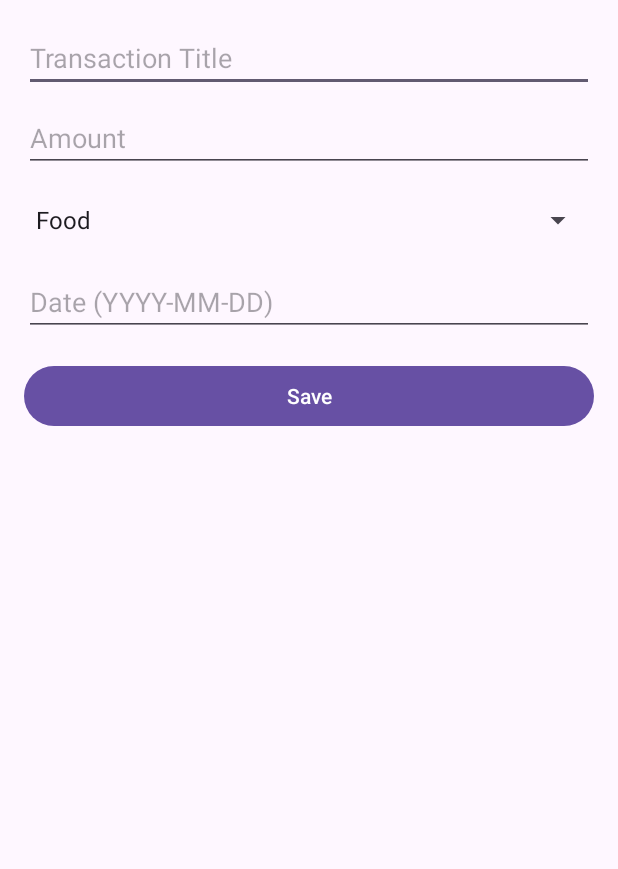
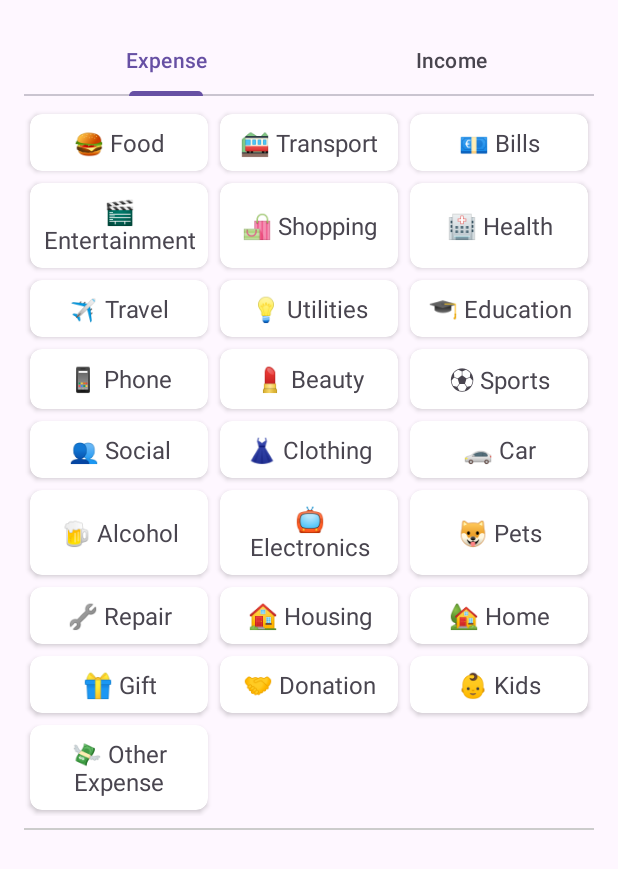
Before and after one commit to NPraveenLiyanage/Centsible, an Android app: the AddTransactionActivity screen opened directly, with no data from a screen before it, on a phone screen of 412 x 824 dp. Shown: the top 869 px of the screen. Run offline under Robolectric (Android 15) with nearby library versions, the phone set to English and light mode, and no system bars.

Commit message:
improve add transaction UI and give it a more user friendly look, and also improve the category analytics page

```diff
--- a/app/build.gradle.kts
+++ b/app/build.gradle.kts
@@ -56,6 +56,8 @@ dependencies {
     implementation (libs.kotlin.android.extensions.runtime)
     implementation(libs.androidx.navigation.fragment.ktx)
     implementation(libs.androidx.navigation.ui.ktx)
+    implementation (libs.mpandroidchart)
+
 
 
 }
--- a/app/src/main/java/com/example/centsible/AddTransactionActivity.kt
+++ b/app/src/main/java/com/example/centsible/AddTransactionActivity.kt
@@ -1,147 +1,146 @@
 package com.example.centsible
 
-import android.app.DatePickerDialog
 import android.content.Context
 import android.os.Bundle
-import android.text.InputType
-import android.widget.Toast
+import android.view.LayoutInflater
+import android.view.View
+import android.view.ViewGroup
+import android.widget.TextView
 import androidx.appcompat.app.AppCompatActivity
+import androidx.recyclerview.widget.GridLayoutManager
+import androidx.recyclerview.widget.RecyclerView
 import com.example.centsible.databinding.ActivityAddTransactionBinding
-import com.google.gson.Gson
-import com.google.gson.reflect.TypeToken
-import java.util.*
 
 class AddTransactionActivity : AppCompatActivity() {
 
     private lateinit var binding: ActivityAddTransactionBinding
-    private val sharedPref by lazy { getSharedPreferences("PersonalFinancePrefs", Context.MODE_PRIVATE) }
-    private val gson = Gson()
-    private val transactionsKey = "transactions"
-    private var isEditMode = false
-    private var editingTransactionId: String? = null
-    private var transactionList: MutableList<Transaction> = mutableListOf()
+    private val sharedPref by lazy {
+        getSharedPreferences("PersonalFinancePrefs", Context.MODE_PRIVATE)
+    }
 
-    // Sample categories – "Salary" is considered income; others represent expense categories.
-    private val categories = arrayOf("Food", "Transport", "Bills", "Entertainment", "Salary", "Other")
+    // Combined Expense Categories (original + new requested ones)
+    private val expenseCategories = listOf(
+        // Previously defined expense categories:
+        CategoryItem("Food", "🍔"),
+        CategoryItem("Transport", "🚞"),
+        CategoryItem("Bills", "💶"),
+        CategoryItem("Entertainment", "🎬"),
+        CategoryItem("Shopping", "🛍️"),
+        CategoryItem("Health", "🏥"),
+        CategoryItem("Travel", "✈️"),
+        CategoryItem("Utilities", "💡"),
+        CategoryItem("Education", "🎓"),
+        // Additional requested expense categories:
+        CategoryItem("Phone", "📱"),
+        CategoryItem("Beauty", "💄"),
+        CategoryItem("Sports", "⚽"),
+        CategoryItem("Social", "👥"),
+        CategoryItem("Clothing", "👗"),
+        CategoryItem("Car", "🚗"),
+        CategoryItem("Alcohol", "🍺"),
+        CategoryItem("Electronics", "📺"),
+        CategoryItem("Pets", "🐶"),
+        CategoryItem("Repair", "🔧"),
+        CategoryItem("Housing", "🏠"),
+        CategoryItem("Home", "🏡"),
+        CategoryItem("Gift", "🎁"),
+        CategoryItem("Donation", "🤝"),
+        CategoryItem("Kids", "👶"),
+        CategoryItem("Other Expense", "💸")
+    )
+
+    // Already defined income categories remain intact.
+    private val incomeCategories = listOf(
+        CategoryItem("Salary", "💰"),
+        CategoryItem("Business", "🏢"),
+        CategoryItem("Investments", "💵"),
+        CategoryItem("Freelance", "💻"),
+        CategoryItem("Rental Income", "🏠"),
+        CategoryItem("Interest", "💲"),
+        CategoryItem("Dividends", "💳"),
+        CategoryItem("Other Income", "🎁")
+    )
+
+    // Flag indicating whether the current tab is Income (true) or Expense (false)
+    private var isIncomeSelected: Boolean = false
 
     override fun onCreate(savedInstanceState: Bundle?) {
         super.onCreate(savedInstanceState)
         binding = ActivityAddTransactionBinding.inflate(layoutInflater)
         setContentView(binding.root)
 
-        // Determine if we are in edit mode.
-        isEditMode = intent.getBooleanExtra("edit", false)
-        editingTransactionId = intent.getStringExtra("transactionId")
-        loadTransactions()
+        // (Optional) Hide any inline form if it exists—in our new design we rely on the Bottom Sheet.
+        binding.formLayout.visibility = View.GONE
 
-        // Setup the category spinner.
-        binding.spinnerCategory.adapter = android.widget.ArrayAdapter(
-            this, android.R.layout.simple_spinner_dropdown_item, categories
-        )
+        // Configure the TabLayout with two tabs: Expense and Income.
+        binding.tabLayout.addTab(binding.tabLayout.newTab().setText("Expense"))
+        binding.tabLayout.addTab(binding.tabLayout.newTab().setText("Income"))
 
-        // If editing an existing transaction, populate the fields with its data.
-        if (isEditMode && editingTransactionId != null) {
-            val transaction = transactionList.find { it.id == editingTransactionId }
-            transaction?.let {
-                binding.etTitle.setText(it.title)
-                binding.etAmount.setText(it.amount.toString())
-                val index = categories.indexOf(it.category)
-                if (index >= 0) binding.spinnerCategory.setSelection(index)
-                binding.etDate.setText(it.date)
+        // Setup RecyclerView using a GridLayoutManager (3 columns) for category selection.
+        binding.rvCategories.layoutManager = GridLayoutManager(this, 3)
+        // Initially load expense categories.
+        loadCategories(expenseCategories)
+        isIncomeSelected = false
+
+        // Listen for tab selection changes.
+        binding.tabLayout.addOnTabSelectedListener(object :
+            com.google.android.material.tabs.TabLayout.OnTabSelectedListener {
+            override fun onTabSelected(tab: com.google.android.material.tabs.TabLayout.Tab?) {
+                if (tab != null) {
+                    when (tab.position) {
+                        0 -> { // Expense tab
+                            loadCategories(expenseCategories)
+                            isIncomeSelected = false
+                        }
+                        1 -> { // Income tab
+                            loadCategories(incomeCategories)
+                            isIncomeSelected = true
+                        }
+                    }
+                    // (Optional) No inline form to clear since all details are now entered in a Bottom Sheet.
+                }
             }
+            override fun onTabUnselected(tab: com.google.android.material.tabs.TabLayout.Tab?) {}
+            override fun onTabReselected(tab: com.google.android.material.tabs.TabLayout.Tab?) {}
+        })
+    }
+
+    // Instead of revealing a long scrollable form, we launch a Bottom Sheet dialog for transaction details.
+    private fun loadCategories(categories: List<CategoryItem>) {
+        val adapter = CategoryAdapter(categories) { category ->
+            // When a category is selected, create and show the Bottom Sheet.
+            val bottomSheet = TransactionDetailBottomSheet.newInstance(category, isIncomeSelected)
+            bottomSheet.onTransactionSaved = {
+                // Optionally perform actions (e.g., refresh data or finish the activity).
+                finish()
+            }
+            bottomSheet.show(supportFragmentManager, "TransactionDetailBottomSheet")
+        }
+        binding.rvCategories.adapter = adapter
+    }
+
+    // RecyclerView Adapter for displaying category items.
+    inner class CategoryAdapter(
+        private val categories: List<CategoryItem>,
+        private val onItemClick: (CategoryItem) -> Unit
+    ) : RecyclerView.Adapter<CategoryAdapter.CategoryViewHolder>() {
+
+        inner class CategoryViewHolder(val view: View) : RecyclerView.ViewHolder(view) {
+            val tvCategory: TextView = view.findViewById(R.id.tvCategoryItem)
         }
 
-        // Set up the date field to open a DatePicker when tapped.
-        binding.etDate.inputType = InputType.TYPE_NULL
-        binding.etDate.setOnClickListener { showDatePicker() }
+        override fun onCreateViewHolder(parent: ViewGroup, viewType: Int): CategoryViewHolder {
+            val view = LayoutInflater.from(parent.context)
+                .inflate(R.layout.item_category, parent, false)
+            return CategoryViewHolder(view)
+        }
 
-        // Handle the Save button.
-        binding.btnSave.setOnClickListener { saveTransaction() }
-    }
+        override fun getItemCount(): Int = categories.size
 
-    private fun loadTransactions() {
-        val json = sharedPref.getString(transactionsKey, null)
-        transactionList = if (json != null) {
-            val type = object : TypeToken<MutableList<Transaction>>() {}.type
-            gson.fromJson(json, type)
-        } else {
-            mutableListOf()
+        override fun onBindViewHolder(holder: CategoryViewHolder, position: Int) {
+            val category = categories[position]
+            holder.tvCategory.text = "${category.emoji} ${category.name}"
+            holder.itemView.setOnClickListener { onItemClick(category) }
         }
     }
-
-    private fun saveTransactions() {
-        val editor = sharedPref.edit()
-        val json = gson.toJson(transactionList)
-        editor.putString(transactionsKey, json)
-        editor.apply()
-    }
-
-    private fun showDatePicker() {
-        val calendar = Calendar.getInstance()
-        val datePickerDialog = DatePickerDialog(
-            this,
-            { _, year, month, dayOfMonth ->
-                // Format the date as YYYY-MM-DD.
-                val formattedMonth = month + 1 // Month is zero-indexed.
-                val formattedDate = String.format("%04d-%02d-%02d", year, formattedMonth, dayOfMonth)
-                binding.etDate.setText(formattedDate)
-            },
-            calendar.get(Calendar.YEAR),
-            calendar.get(Calendar.MONTH),
-            calendar.get(Calendar.DAY_OF_MONTH)
-        )
-        datePickerDialog.show()
-    }
-
-    private fun saveTransaction() {
-        val title = binding.etTitle.text.toString().trim()
-        val amountStr = binding.etAmount.text.toString().trim()
-        val date = binding.etDate.text.toString().trim()
-        val category = binding.spinnerCategory.selectedItem?.toString() ?: ""
-
-        // Validate the Title.
-        if (title.isEmpty()) {
-            binding.etTitle.error = "Title is required"
-            binding.etTitle.requestFocus()
-            return
-        }
-
-        // Validate the Amount.
-        if (amountStr.isEmpty()) {
-            binding.etAmount.error = "Amount is required"
-            binding.etAmount.requestFocus()
-            return
-        }
-
-        val amount = amountStr.toDoubleOrNull() ?: run {
-            binding.etAmount.error = "Enter a valid number"
-            binding.etAmount.requestFocus()
-            return
-        }
-
-        // Validate the Date.
-        if (date.isEmpty()) {
-            binding.etDate.error = "Date is required"
-            binding.etDate.requestFocus()
-            return
-        }
-
-        // Determine if the transaction is income (assuming "Salary" means income).
-        val isIncome = category == "Salary"
-
-        // Update or add the transaction.
-        if (isEditMode && editingTransactionId != null) {
-            val index = transactionList.indexOfFirst { it.id == editingTransactionId }
-            if (index != -1) {
-                transactionList[index] = Transaction(editingTransactionId!!, title, amount, category, date, isIncome)
-            }
-        } else {
-            val newTransaction = Transaction(UUID.randomUUID().toString(), title, amount, category, date, isIncome)
-            transactionList.add(newTransaction)
-        }
-
-        saveTransactions()
-        Toast.makeText(this, "Transaction saved", Toast.LENGTH_SHORT).show()
-        finish()  // Return to MainActivity.
-    }
 }
--- a/app/src/main/java/com/example/centsible/MainActivity.kt
+++ b/app/src/main/java/com/example/centsible/MainActivity.kt
@@ -14,6 +14,7 @@ import androidx.activity.result.contract.ActivityResultContracts
 import androidx.appcompat.app.AppCompatActivity
 import androidx.core.content.ContextCompat
 import androidx.recyclerview.widget.LinearLayoutManager
+import com.example.centsible.adapters.TransactionAdapter
 import com.example.centsible.databinding.ActivityMainBinding
 import com.google.gson.Gson
 import com.google.gson.reflect.TypeToken
--- a/app/src/main/java/com/example/centsible/Transaction.kt
+++ b/app/src/main/java/com/example/centsible/Transaction.kt
@@ -9,3 +9,8 @@ data class Transaction(
     val date: String,  // Format: YYYY-MM-DD
     val isIncome: Boolean
 )
+
+data class CategoryItem(
+    val name: String,
+    val emoji: String
+)
--- a/app/src/main/java/com/example/centsible/TransactionAdapter.kt
+++ b/app/src/main/java/com/example/centsible/adapters/TransactionAdapter.kt
@@ -1,9 +1,10 @@
-package com.example.centsible
+package com.example.centsible.adapters
 
 import android.view.LayoutInflater
 import android.view.ViewGroup
 import androidx.recyclerview.widget.DiffUtil
 import androidx.recyclerview.widget.RecyclerView
+import com.example.centsible.Transaction
 import com.example.centsible.databinding.ItemTransactionBinding
 
 class TransactionAdapter(
--- a/app/src/main/res/layout/activity_add_transaction.xml
+++ b/app/src/main/res/layout/activity_add_transaction.xml
@@ -1,6 +1,8 @@
 <?xml version="1.0" encoding="utf-8"?>
 <ScrollView
     xmlns:android="http://schemas.android.com/apk/res/android"
+    xmlns:app="http://schemas.android.com/apk/res-auto"
+    android:id="@+id/scrollView"
     android:layout_width="match_parent"
     android:layout_height="match_parent"
     android:padding="16dp">
@@ -10,40 +12,81 @@
         android:layout_height="wrap_content"
         android:orientation="vertical">
 
+        <!-- TabLayout for Expense and Income -->
+        <com.google.android.material.tabs.TabLayout
+            android:id="@+id/tabLayout"
+            android:layout_width="match_parent"
+            android:layout_height="wrap_content" />
+
+        <!-- RecyclerView for category grid -->
+        <androidx.recyclerview.widget.RecyclerView
+            android:id="@+id/rvCategories"
+            android:layout_width="match_parent"
+            android:layout_height="wrap_content"
+            android:layout_marginTop="8dp"
+            app:layoutManager="androidx.recyclerview.widget.GridLayoutManager"
+            app:spanCount="3" />
+
+        <!-- Divider -->
+        <View
+            android:layout_width="match_parent"
+            android:layout_height="1dp"
+            android:background="#CCCCCC"
+            android:layout_marginTop="8dp"
+            android:layout_marginBottom="8dp" />
+
+        <!-- Form Layout (hidden until a category is selected) -->
+        <LinearLayout
+            android:id="@+id/formLayout"
+            android:layout_width="match_parent"
+            android:layout_height="wrap_content"
+            android:orientation="vertical"
+            android:visibility="gone">
+
+            <!-- Display selected category -->
+            <TextView
+                android:id="@+id/tvSelectedCategory"
+                android:layout_width="match_parent"
+                android:layout_height="wrap_content"
+                android:text="Selected Category"
+                android:textSize="18sp"
+                android:textStyle="bold"
+                android:padding="8dp" />
+
+            <!-- Transaction Title -->
             <EditText
                 android:id="@+id/etTitle"
                 android:layout_width="match_parent"
                 android:layout_height="wrap_content"
-            android:hint="Transaction Title"/>
+                android:hint="Transaction Title"
+                android:layout_marginTop="8dp" />
 
+            <!-- Amount -->
             <EditText
                 android:id="@+id/etAmount"
                 android:layout_width="match_parent"
                 android:layout_height="wrap_content"
                 android:hint="Amount"
                 android:inputType="numberDecimal"
-            android:layout_marginTop="8dp"/>
+                android:layout_marginTop="8dp" />
 
-        <Spinner
-            android:id="@+id/spinnerCategory"
-            android:layout_width="match_parent"
-            android:layout_height="wrap_content"
-            android:layout_marginTop="8dp"/>
-
+            <!-- Date Field -->
             <EditText
                 android:id="@+id/etDate"
                 android:layout_width="match_parent"
                 android:layout_height="wrap_content"
                 android:hint="Date (YYYY-MM-DD)"
+                android:clickable="true"
                 android:focusable="false"
-            android:clickable="true"
-            android:layout_marginTop="8dp"/>
+                android:layout_marginTop="8dp" />
 
+            <!-- Save Button -->
             <Button
                 android:id="@+id/btnSave"
                 android:layout_width="match_parent"
                 android:layout_height="wrap_content"
-            android:text="Save"
-            android:layout_marginTop="16dp"/>
+                android:text="Save Transaction"
+                android:layout_marginTop="16dp" />
+        </LinearLayout>
     </LinearLayout>
 </ScrollView>
--- /dev/null
+++ b/app/src/main/res/layout/item_category.xml
@@ -0,0 +1,18 @@
+<?xml version="1.0" encoding="utf-8"?>
+<androidx.cardview.widget.CardView
+    xmlns:android="http://schemas.android.com/apk/res/android"
+    xmlns:card_view="http://schemas.android.com/apk/res-auto"
+    android:layout_width="match_parent"
+    android:layout_height="wrap_content"
+    card_view:cardCornerRadius="8dp"
+    android:layout_margin="4dp">
+
+    <TextView
+        android:id="@+id/tvCategoryItem"
+        android:layout_width="match_parent"
+        android:layout_height="match_parent"
+        android:text="📱 Phone"
+        android:textSize="16sp"
+        android:gravity="center"
+        android:padding="8dp" />
+</androidx.cardview.widget.CardView>
--- a/gradle/libs.versions.toml
+++ b/gradle/libs.versions.toml
@@ -11,6 +11,7 @@ kotlinAndroidExtensionsRuntime = "1.7.10"
 material = "1.12.0"
 activity = "1.10.1"
 constraintlayout = "2.2.1"
+mpandroidchart = "v3.1.0"
 navigationFragmentKtx = "2.8.9"
 recyclerview = "1.4.0"
 
@@ -28,6 +29,7 @@ kotlin-android-extensions-runtime = { module = "org.jetbrains.kotlin:kotlin-andr
 material = { group = "com.google.android.material", name = "material", version.ref = "material" }
 androidx-activity = { group = "androidx.activity", name = "activity", version.ref = "activity" }
 androidx-constraintlayout = { group = "androidx.constraintlayout", name = "constraintlayout", version.ref = "constraintlayout" }
+mpandroidchart = { module = "com.github.PhilJay:MPAndroidChart", version.ref = "mpandroidchart" }
 
 [plugins]
 android-application = { id = "com.android.application", version.ref = "agp" }
--- a/settings.gradle.kts
+++ b/settings.gradle.kts
@@ -16,6 +16,7 @@ dependencyResolutionManagement {
     repositories {
         google()
         mavenCentral()
+        maven { url = uri("https://jitpack.io") }
     }
 }
 
```
Also changed, not shown: app/src/main/java/com/example/centsible/CategoryAnalysisActivity.kt (+74 -9 lines), app/src/main/java/com/example/centsible/TransactionDetailBottomSheet.kt (added, +146 -0 lines), app/src/main/java/com/example/centsible/adapters/CategoryAnalysisAdapter.kt (renamed from app/src/main/java/com/example/centsible/CategoryAnalysisAdapter.kt, +11 -10 lines), app/src/main/res/layout/activity_category_analysis.xml (+26 -10 lines), app/src/main/res/layout/transaction_detail_bottom_sheet.xml (added, +54 -0 lines). Lines whose indentation alone changed are shown as unchanged.
